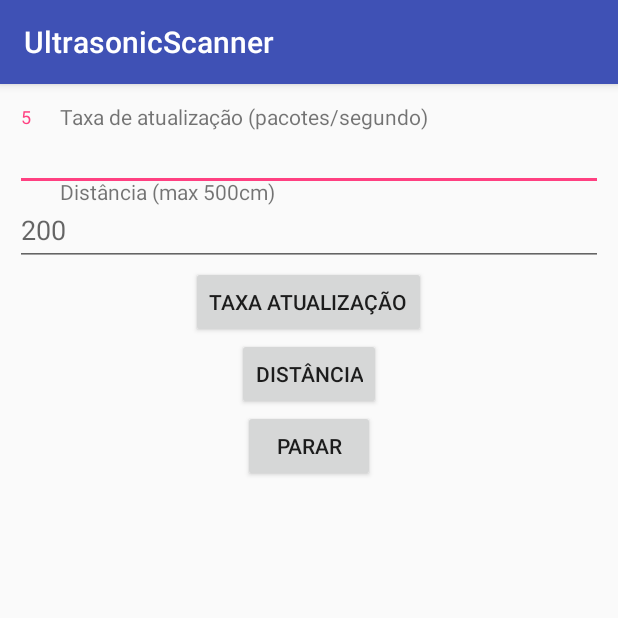
After one commit to diegocardoso93/UltrasonicScanner, an Android app: the SettingsActivity screen opened directly, with no data from a screen before it, on a phone screen of 412 x 824 dp, the top half of it. The commit adds this screen. Run offline under Robolectric (Android 15) with nearby library versions, the phone set to English and light mode, and no system bars.

Commit message:
validate crc validate sk definition of all methods created settings activity ...

```diff
--- a/DroidUltrasonicScanner/app/src/main/java/br/unisc/sisemb/ultrasonicscanner/DeviceControl.kt
+++ b/DroidUltrasonicScanner/app/src/main/java/br/unisc/sisemb/ultrasonicscanner/DeviceControl.kt
@@ -23,6 +23,7 @@ class DeviceControl {
     var mGattCharacteristics = ArrayList<ArrayList<BluetoothGattCharacteristic>>()
     var mConnected = false
     var mNotifyCharacteristic: BluetoothGattCharacteristic? = null
+    val INITIAL_PACKAGE : ByteArray = byteArrayOf(0x02,0x00,0x01,0x02,0x03,0x04,0x05,0x06,0x07,0x01,0x01,0x02,0x04)
 
     // Code to manage Service lifecycle.
     val mServiceConnection = object : ServiceConnection {
@@ -141,7 +142,7 @@ class DeviceControl {
 
     fun writeInit() {
         if (mBluetoothLeService != null){
-            mBluetoothLeService!!.writeCustomCharacteristic(byteArrayOf(0x02,0x00,0x01,0x02,0x03,0x04,0x05,0x06,0x07,0x01,0x00,0x02,0x04))
+            mBluetoothLeService!!.writeCustomCharacteristic(INITIAL_PACKAGE)
         }
     }
 
--- a/DroidUltrasonicScanner/app/src/main/java/br/unisc/sisemb/ultrasonicscanner/ScannerView.kt
+++ b/DroidUltrasonicScanner/app/src/main/java/br/unisc/sisemb/ultrasonicscanner/ScannerView.kt
@@ -26,7 +26,7 @@ class ScannerView(context: Context, attrs: AttributeSet) : View(context, attrs)
         blank(canvas)
 
         val width = canvas.width.toFloat()
-        offsetY = (canvas.height/2f) - width/2f
+        offsetY = 120f
         val height = width + offsetY
         centerX = width/2f
         centerY = height/2f
--- /dev/null
+++ b/DroidUltrasonicScanner/app/src/main/java/br/unisc/sisemb/ultrasonicscanner/SettingsActivity.kt
@@ -0,0 +1,12 @@
+package br.unisc.sisemb.ultrasonicscanner
+
+import android.support.v7.app.AppCompatActivity
+import android.os.Bundle
+
+class SettingsActivity : AppCompatActivity() {
+
+    override fun onCreate(savedInstanceState: Bundle?) {
+        super.onCreate(savedInstanceState)
+        setContentView(R.layout.activity_settings)
+    }
+}
--- /dev/null
+++ b/DroidUltrasonicScanner/app/src/main/res/layout/activity_settings.xml
@@ -0,0 +1,102 @@
+<?xml version="1.0" encoding="utf-8"?>
+<android.support.constraint.ConstraintLayout xmlns:android="http://schemas.android.com/apk/res/android"
+    xmlns:app="http://schemas.android.com/apk/res-auto"
+    xmlns:tools="http://schemas.android.com/tools"
+    android:layout_width="match_parent"
+    android:layout_height="match_parent"
+    tools:context="br.unisc.sisemb.ultrasonicscanner.SettingsActivity">
+
+    <RelativeLayout
+        android:layout_width="match_parent"
+        android:layout_height="match_parent"
+        android:layout_marginTop="10dp">
+
+        <TextView
+            android:id="@+id/tvRefreshRate"
+            android:layout_width="wrap_content"
+            android:layout_height="wrap_content"
+            android:layout_weight="1"
+            android:layout_marginTop="2dp"
+            android:layout_marginLeft="40dp"
+            android:text="Taxa de atualização (pacotes/segundo)" />
+
+        <android.support.design.widget.TextInputLayout
+            android:layout_width="match_parent"
+            android:layout_height="wrap_content"
+            android:layout_marginTop="5dp">
+
+
+            <EditText
+                android:id="@+id/inpRefreshRate"
+                android:layout_width="match_parent"
+                android:layout_height="wrap_content"
+                android:hint="5"
+                android:imeOptions="actionUnspecified"
+                android:inputType="text"
+                android:maxLines="1"
+                android:singleLine="true"
+                android:layout_marginLeft="10dp"
+                android:layout_marginRight="10dp"
+                android:textAllCaps="false"
+                android:fontFamily="sans-serif" />
+
+        </android.support.design.widget.TextInputLayout>
+
+
+        <TextView
+            android:id="@+id/tvDistance"
+            android:layout_width="wrap_content"
+            android:layout_height="wrap_content"
+            android:layout_weight="1"
+            android:layout_marginTop="52dp"
+            android:layout_marginLeft="40dp"
+            android:text="Distância (max 500cm)" />
+        <android.support.design.widget.TextInputLayout
+            android:layout_width="match_parent"
+            android:layout_marginTop="55dp"
+            android:layout_height="wrap_content"
+            android:id="@+id/textInputLayout">
+
+        <EditText
+            android:id="@+id/password"
+            android:layout_width="match_parent"
+            android:layout_height="wrap_content"
+            android:hint="200"
+            android:imeOptions="actionUnspecified"
+            android:inputType="text"
+            android:maxLines="1"
+            android:singleLine="true"
+            android:layout_marginLeft="10dp"
+            android:layout_marginRight="10dp"
+            android:textAllCaps="false"
+            android:fontFamily="sans-serif" />
+
+        </android.support.design.widget.TextInputLayout>
+
+        <Button
+            android:id="@+id/btStop"
+            android:layout_width="wrap_content"
+            android:layout_height="wrap_content"
+            android:layout_below="@+id/btDistance"
+            android:layout_centerHorizontal="true"
+            android:text="Parar" />
+
+        <Button
+            android:id="@+id/btDistance"
+            android:layout_width="wrap_content"
+            android:layout_height="wrap_content"
+            android:text="Distância"
+            android:layout_below="@+id/btRefreshRate"
+            android:layout_centerHorizontal="true" />
+
+        <Button
+            android:id="@+id/btRefreshRate"
+            android:layout_width="wrap_content"
+            android:layout_height="wrap_content"
+            android:text="Taxa Atualização"
+            android:layout_below="@+id/textInputLayout"
+            android:layout_centerHorizontal="true" />
+
+    </RelativeLayout>
+
+</android.support.constraint.ConstraintLayout>
--- a/DroidUltrasonicScanner/app/src/main/res/menu/menu_main.xml
+++ b/DroidUltrasonicScanner/app/src/main/res/menu/menu_main.xml
@@ -2,9 +2,5 @@
     xmlns:app="http://schemas.android.com/apk/res-auto"
     xmlns:tools="http://schemas.android.com/tools"
     tools:context="br.unisc.sisemb.ultrasonicscanner.MainActivity">
-    <item
-        android:id="@+id/action_settings"
-        android:orderInCategory="100"
-        android:title="@string/action_settings"
-        app:showAsAction="never" />
+
 </menu>
```
Also changed, not shown: DroidUltrasonicScanner/app/src/main/AndroidManifest.xml (+15 -8 lines), DroidUltrasonicScanner/app/src/main/java/br/unisc/sisemb/ultrasonicscanner/MainActivity.kt (+88 -36 lines), DroidUltrasonicScanner/app/src/main/res/layout/content_main.xml (+47 -1 lines), 1 other file.
